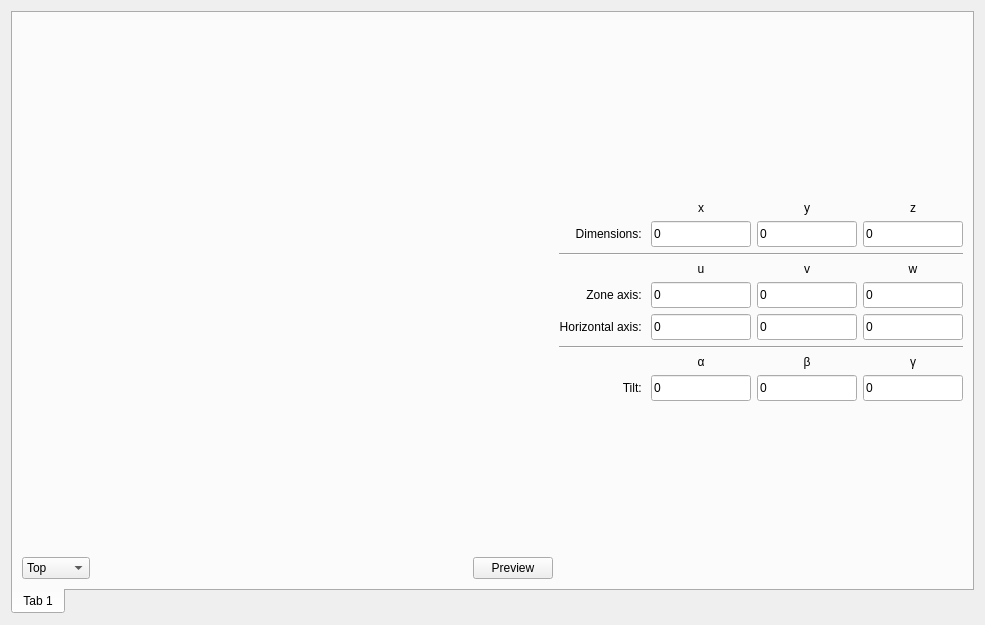
JJPPeters/clTEM, file src/gui/dialogs/settings/frames/cifcreatorframe.ui: the form before one commit.
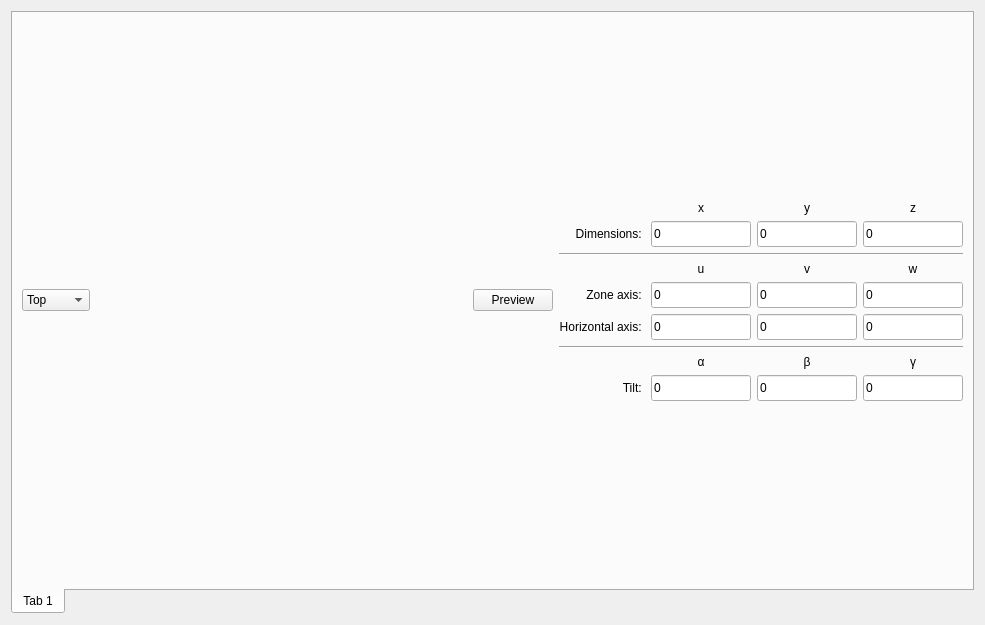
The form after the commit. Custom widgets are drawn as their Qt base class.

The edit to the form file:
```diff
--- a/src/gui/dialogs/settings/frames/cifcreatorframe.ui
+++ b/src/gui/dialogs/settings/frames/cifcreatorframe.ui
@@ -460,10 +460,10 @@
        <item row="0" column="1" rowspan="11">
         <layout class="QVBoxLayout" name="vLayoutLeft" stretch="1,0">
          <item>
-          <layout class="QHBoxLayout" name="hPlotLayout"/>
+          <layout class="QVBoxLayout" name="vPlotLayout"/>
          </item>
          <item>
-          <layout class="QHBoxLayout" name="horizontalLayout">
+          <layout class="QHBoxLayout" name="horizontalLayout" stretch="0,1,0">
            <item>
             <widget class="QComboBox" name="cmbViewDirection">
              <property name="currentIndex">
```
